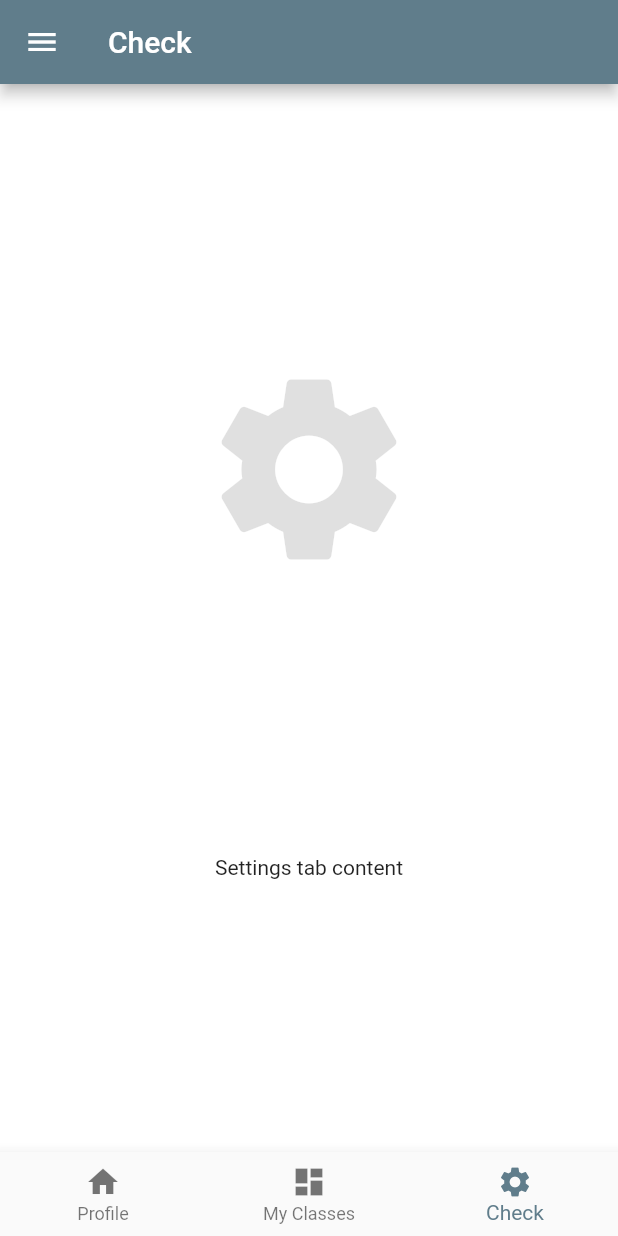
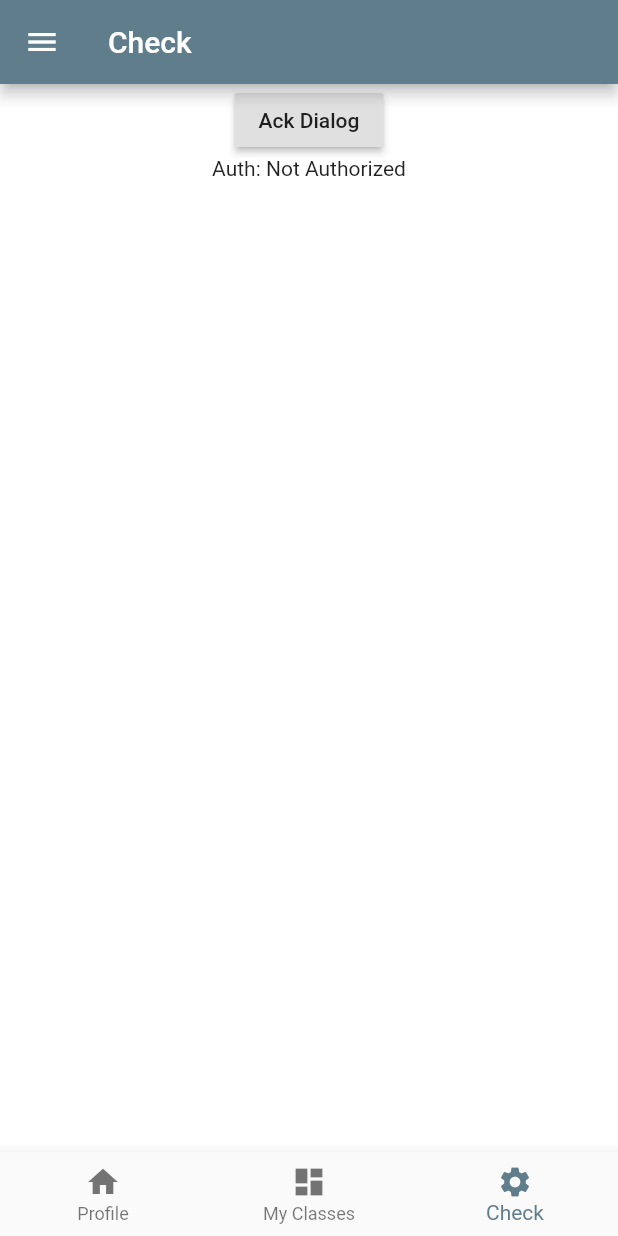
Before and after one commit to leonardogloria/necronomicon, a Flutter app: the screen it shows after launch, swiped to page 3, on a phone screen of 412 x 824 dp. Run offline on Flutter 3.47's test engine with Material 2 defaults, Android fonts, the phone set to English and light mode, and no system bars; our stand-ins replace local_auth.

```diff
--- a/lib/main.dart
+++ b/lib/main.dart
@@ -1,10 +1,8 @@
 import 'package:flutter/material.dart';
 import 'package:flutter/cupertino.dart';
-//import './tabs/home.dart' as _firstTab;
 import './tabs/profile.dart' as _firstTab;
 import './tabs/classes.dart' as _myClasses;
-import './tabs/dashboard.dart' as _secondTab;
-import './tabs/settings.dart' as _thirdTab;
+import './tabs/check.dart' as _thirdTab;
 import './screens/about.dart' as _aboutPage;
 import './screens/support.dart' as _supportPage;
 
@@ -120,7 +118,7 @@ class TabsState extends State<Tabs> {
         children: <Widget>[
           new _firstTab.Profile(),
           new _myClasses.Classes(),
-          new _thirdTab.Settings()
+          new _thirdTab.Check()
         ],
       ),
 
--- /dev/null
+++ b/lib/tabs/check.dart
@@ -0,0 +1,77 @@
+import 'package:flutter/material.dart';
+import 'package:flutter/foundation.dart';
+import 'package:local_auth/local_auth.dart';
+import 'package:flutter/services.dart';
+
+
+
+class Check extends StatefulWidget{
+  @override
+  _Check createState() => _Check();
+}
+
+class _Check extends State<Check> {
+  final LocalAuthentication auth = LocalAuthentication();
+  String _authorized = "Not Authorized";
+  @override
+  Widget build(BuildContext context) {
+    return new Scaffold(
+      body: Center(
+        child: Column(
+          children: <Widget>[
+            new RaisedButton(
+              onPressed: () {
+
+                //_ackAlert(context);
+                _checkBiometrics();
+              },
+              child: const Text("Ack Dialog"),
+            ),
+            new Text("Auth: $_authorized")
+          ],
+        ),
+      ),
+    );
+
+  }
+  Future<void> _checkBiometrics() async {
+    bool authed = false;
+    try {
+      authed = await auth.authenticateWithBiometrics(
+          localizedReason: 'Scan your fingerprint to authenticate',
+          useErrorDialogs: true,
+          stickyAuth: false);
+    } on PlatformException catch (e) {
+      print(e);
+    }
+  }
+
+
+}
+
+Future<void> _ackAlert(BuildContext context) {
+
+  return  showDialog<void>(
+    context: context,
+    builder: (BuildContext context) {
+      /*Future.delayed(Duration(seconds: 5), () {
+        Navigator.of(context).pop(true);
+      });
+      */
+
+      return AlertDialog(
+        title: Text('Finding Nfc Tag'),
+        content: const Text('Please wait..'),
+        actions: <Widget>[
+          FlatButton(
+
+            child: Text('Cancel'),
+            onPressed: () {
+              Navigator.of(context).pop();
+            },
+          ),
+        ],
+      );
+    },
+  );
+}
--- a/pubspec.yaml
+++ b/pubspec.yaml
@@ -23,6 +23,8 @@ dependencies:
   # The following adds the Cupertino Icons font to your application.
   # Use with the CupertinoIcons class for iOS style icons.
   cupertino_icons: ^0.1.2
+  local_auth: 0.5.0
+
 
 dev_dependencies:
   flutter_test:
```
Also changed, not shown: pubspec.lock, 1 other file.
